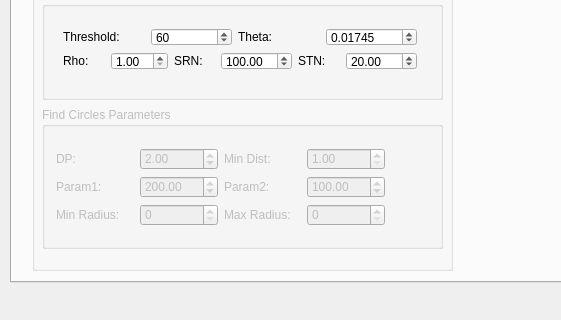
emreozanalkan/VPOpenCVProject, file mainwindow.ui: the form before one commit; both pictures show x 0 to 561 and y 148 to 468 of the 1034 by 468 pixel window.
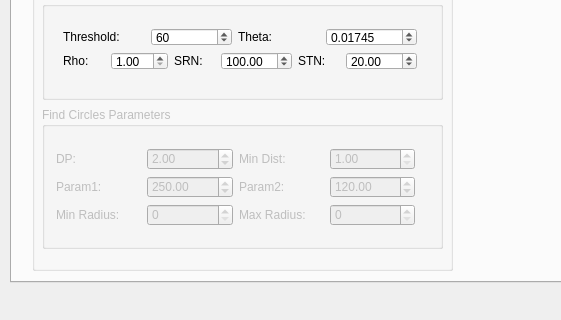
The form after the commit. The open tabs and pages were chosen to show the change.

What changed in the file:
```diff
--- a/mainwindow.ui
+++ b/mainwindow.ui
@@ -1583,7 +1583,7 @@
          <rect>
           <x>3</x>
           <y>30</y>
-          <width>351</width>
+          <width>381</width>
           <height>100</height>
          </rect>
         </property>
@@ -1650,7 +1650,7 @@
               <double>0.010000000000000</double>
              </property>
              <property name="value">
-              <double>200.000000000000000</double>
+              <double>250.000000000000000</double>
              </property>
             </widget>
            </item>
@@ -1670,7 +1670,7 @@
               <double>0.010000000000000</double>
              </property>
              <property name="value">
-              <double>100.000000000000000</double>
+              <double>120.000000000000000</double>
              </property>
             </widget>
            </item>
```
Left out of the diff: 4 changed lines with no effect on the pictures.
